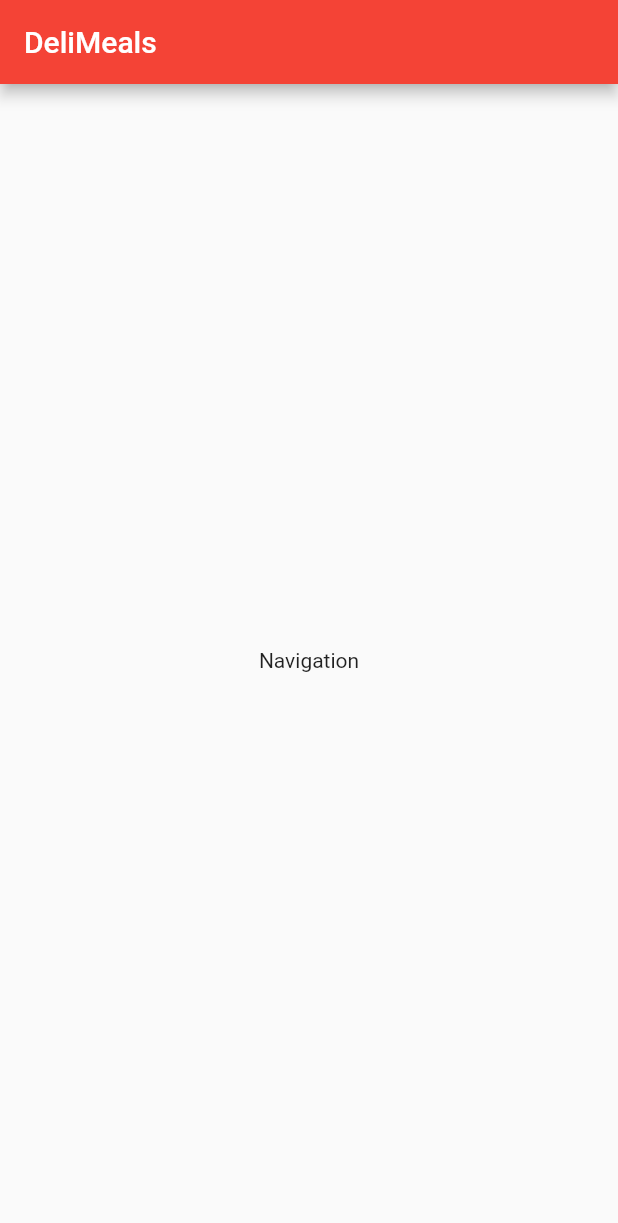
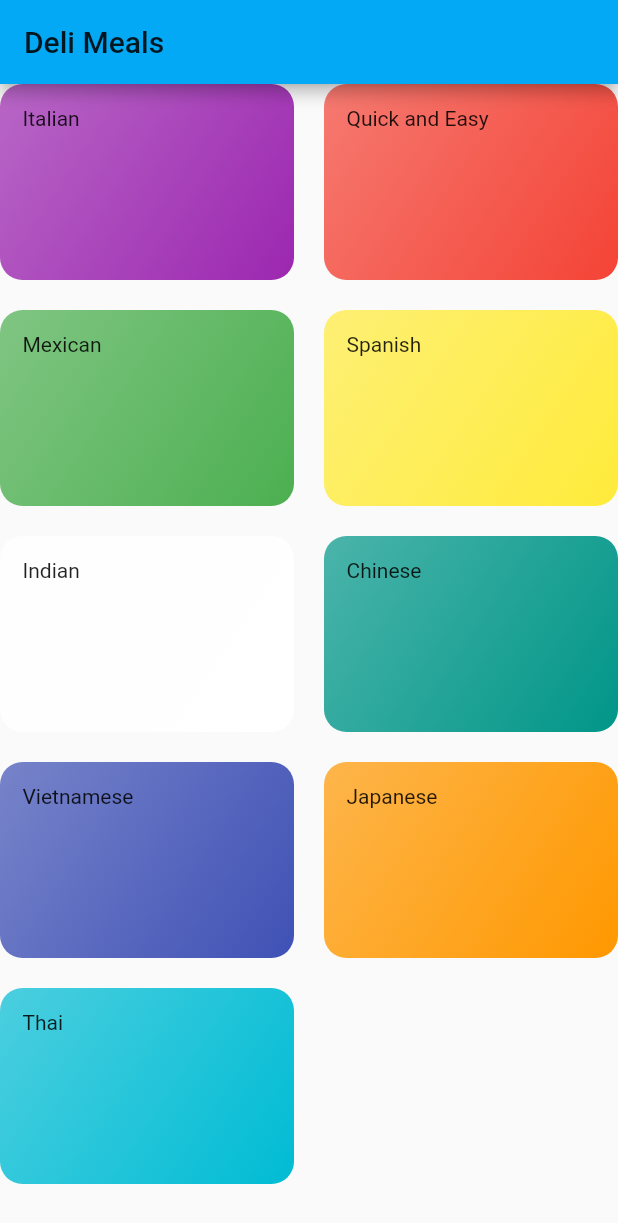
Before and after one commit to godfather-is-me/MenuItemApp, a Flutter app: the screen it shows after launch, on a phone screen of 412 x 824 dp. Shown: the top 1223 px of the screen. Run offline on Flutter 3.47's test engine with Material 2 defaults, Android fonts, the phone set to English and light mode, and no system bars.

Commit message:
skeletal design

```diff
--- /dev/null
+++ b/lib/categories_screen.dart
@@ -0,0 +1,25 @@
+import 'package:flutter/material.dart';
+import 'dummy_data.dart';
+import 'category_item.dart';
+
+class CategoriesScreen extends StatelessWidget {
+  @override
+  Widget build(BuildContext context) {
+    return Scaffold(
+      appBar: AppBar(
+        title: const Text('Deli Meals'),
+      ),
+      body: GridView(
+        children: DUMMY_CATEGORIES
+            .map((e) => CategoryItem(e.title, e.color))
+            .toList(),
+        gridDelegate: SliverGridDelegateWithMaxCrossAxisExtent(
+          maxCrossAxisExtent: 200,
+          childAspectRatio: 1.5,
+          crossAxisSpacing: 20,
+          mainAxisSpacing: 20,
+        ),
+      ),
+    );
+  }
+}
--- /dev/null
+++ b/lib/category_item.dart
@@ -0,0 +1,26 @@
+import 'package:flutter/material.dart';
+
+class CategoryItem extends StatelessWidget {
+  final String title;
+  final Color color;
+
+  CategoryItem(
+    this.title,
+    this.color,
+  );
+
+  @override
+  Widget build(BuildContext context) {
+    return Container(
+      padding: const EdgeInsets.all(15),
+      child: Text(title),
+      decoration: BoxDecoration(
+        gradient: LinearGradient(colors: [
+          color.withOpacity(0.7),
+          color,
+        ], begin: Alignment.topLeft, end: Alignment.bottomRight),
+        borderRadius: BorderRadius.circular(15),
+      ),
+    );
+  }
+}
--- /dev/null
+++ b/lib/dummy_data.dart
@@ -0,0 +1,50 @@
+import 'package:flutter/material.dart';
+import './models/category.dart';
+
+const DUMMY_CATEGORIES = const [
+  Category(
+    id: 'c1',
+    title: 'Italian',
+    color: Colors.purple,
+  ),
+  Category(
+    id: 'c2',
+    title: 'Quick and Easy',
+    color: Colors.red,
+  ),
+  Category(
+    id: 'c4',
+    title: 'Mexican',
+    color: Colors.green,
+  ),
+  Category(
+    id: 'c5',
+    title: 'Spanish',
+    color: Colors.yellow,
+  ),
+  Category(
+    id: 'c6',
+    title: 'Indian',
+    color: Colors.white,
+  ),
+  Category(
+    id: 'c7',
+    title: 'Chinese',
+    color: Colors.teal,
+  ),
+  Category(
+    id: 'c8',
+    title: 'Vietnamese',
+    color: Colors.indigo,
+  ),
+  Category(
+    id: 'c9',
+    title: 'Japanese',
+    color: Colors.orange,
+  ),
+  Category(
+    id: 'c10',
+    title: 'Thai',
+    color: Colors.cyan,
+  ),
+];
--- a/lib/main.dart
+++ b/lib/main.dart
@@ -1,4 +1,5 @@
 import 'package:flutter/material.dart';
+import 'categories_screen.dart';
 
 void main() => runApp(MyApp());
 
@@ -9,9 +10,9 @@ class MyApp extends StatelessWidget {
     return MaterialApp(
       title: 'Flutter Demo',
       theme: ThemeData(
-        primarySwatch: Colors.red,
+        primarySwatch: Colors.lightBlue,
       ),
-      home: MyHomePage(),
+      home: CategoriesScreen(),
     );
   }
 }
--- /dev/null
+++ b/lib/models/category.dart
@@ -0,0 +1,13 @@
+import 'package:flutter/material.dart';
+
+class Category {
+  final String id;
+  final String title;
+  final Color color;
+
+  const Category({
+    @required this.id,
+    @required this.title,
+    this.color = Colors.orange,
+  });
+}
```
